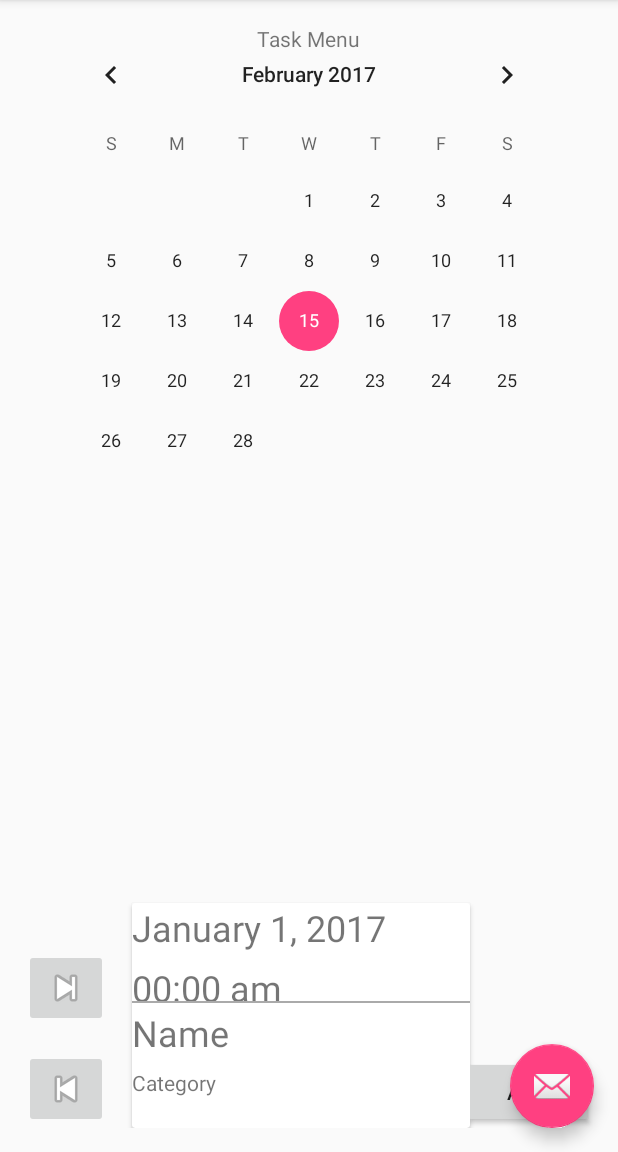
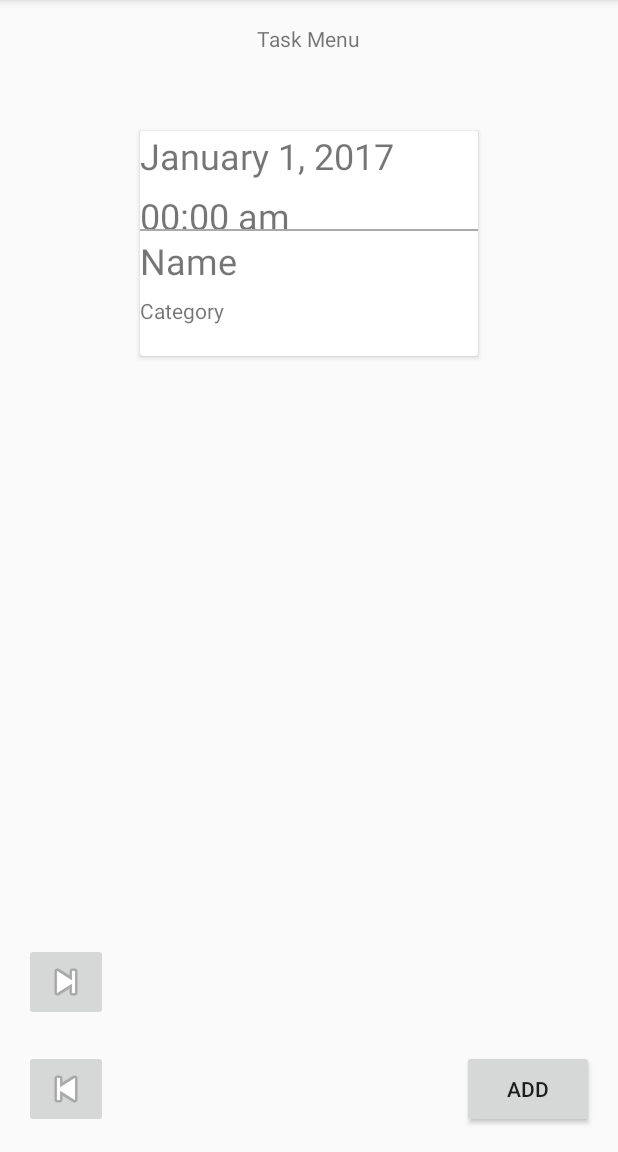
Before and after one commit to garryd635/CrushingItApp, an Android app: the screen it shows after launch (MainActivity), after a tap on "Task Menu", on a phone screen of 412 x 824 dp, the part 84-1236 px from its top. Run offline under Robolectric (Android 15) with nearby library versions, the phone set to English and light mode, and no system bars; 2 other taps on this screen came first.

Commit message:
Changed DBHandler, Task class and TaskFragment, add communicate interface for fragtofrag communication.  Added TaskManager.  TaskFormTest was for testing purposes.  Removed Pink Mail Icon and Calendar from task menu.

```diff
--- a/app/build.gradle
+++ b/app/build.gradle
@@ -27,4 +27,5 @@ dependencies {
     compile 'com.android.support:appcompat-v7:24.2.1'
     compile 'com.android.support:design:24.2.1'
     testCompile 'junit:junit:4.12'
+    compile 'com.android.support:cardview-v7:25.1.0'
 }
--- a/app/src/main/java/com/qucrush/android/crushingitapp/DBHandler.java
+++ b/app/src/main/java/com/qucrush/android/crushingitapp/DBHandler.java
@@ -69,9 +69,9 @@ public class DBHandler extends SQLiteOpenHelper{
         Cursor cur = db.rawQuery(selectQuery,null);
         if(cur.moveToFirst()){
             do{
-                Task task = new Task(cur.getString(0),
+                Task task = new Task(cur.getInt(0),
                         cur.getString(1),cur.getString(2),cur.getString(3),
-                        cur.getString(4));
+                        cur.getString(4),cur.getString(5));
                 taskList.add(task);
             } while (cur.moveToNext());
         }
--- a/app/src/main/java/com/qucrush/android/crushingitapp/MainActivity.java
+++ b/app/src/main/java/com/qucrush/android/crushingitapp/MainActivity.java
@@ -4,6 +4,7 @@ import android.app.FragmentManager;
 import android.os.Bundle;
 import android.support.design.widget.FloatingActionButton;
 import android.support.design.widget.Snackbar;
+import android.support.v4.app.FragmentActivity;
 import android.view.View;
 import android.support.design.widget.NavigationView;
 import android.support.v4.view.GravityCompat;
@@ -15,23 +16,27 @@ import android.view.Menu;
 import android.view.MenuItem;
 
 public class MainActivity extends AppCompatActivity
-        implements NavigationView.OnNavigationItemSelectedListener {
+        implements NavigationView.OnNavigationItemSelectedListener,communicate {
 
+    public static DBHandler db;
+    private TaskManager tm = new TaskManager();
     @Override
     protected void onCreate(Bundle savedInstanceState) {
         super.onCreate(savedInstanceState);
+        db = new DBHandler(this);
+        //tm = new TaskManager();
         setContentView(R.layout.activity_main);
         Toolbar toolbar = (Toolbar) findViewById(R.id.toolbar);
         setSupportActionBar(toolbar);
 
-        FloatingActionButton fab = (FloatingActionButton) findViewById(R.id.fab);
-        fab.setOnClickListener(new View.OnClickListener() {
-            @Override
-            public void onClick(View view) {
-                Snackbar.make(view, "Replace with your own action", Snackbar.LENGTH_LONG)
-                        .setAction("Action", null).show();
-            }
-        });
+//        FloatingActionButton fab = (FloatingActionButton) findViewById(R.id.fab);
+//        fab.setOnClickListener(new View.OnClickListener() {
+//            @Override
+//            public void onClick(View view) {
+//                Snackbar.make(view, "Replace with your own action", Snackbar.LENGTH_LONG)
+//                        .setAction("Action", null).show();
+//            }
+//        });
 
         DrawerLayout drawer = (DrawerLayout) findViewById(R.id.drawer_layout);
         ActionBarDrawerToggle toggle = new ActionBarDrawerToggle(
@@ -41,6 +46,18 @@ public class MainActivity extends AppCompatActivity
 
         NavigationView navigationView = (NavigationView) findViewById(R.id.nav_view);
         navigationView.setNavigationItemSelectedListener(this);
+    }
+
+    public void storeTask(){
+        FragmentManager fm = getFragmentManager();
+        TaskFormTest frag = (TaskFormTest) fm.findFragmentById(R.id.nav_task_menu);
+        frag.saveTask(tm);
+    }
+
+    public void startCreationForm(){
+        FragmentManager fragmentManager = getFragmentManager();
+        fragmentManager.beginTransaction().replace(R.id.content_frame,
+                new TaskFormTest()).commit();
     }
 
     @Override
--- a/app/src/main/java/com/qucrush/android/crushingitapp/TaskFragment.java
+++ b/app/src/main/java/com/qucrush/android/crushingitapp/TaskFragment.java
@@ -6,17 +6,40 @@ import android.support.annotation.Nullable;
 import android.view.LayoutInflater;
 import android.view.View;
 import android.view.ViewGroup;
+import android.widget.Button;
+import android.widget.TextView;
+
+import org.w3c.dom.Text;
+
+import java.util.ArrayList;
+import java.util.List;
 
 /**
  * Created by Garry on 2/8/2017.
  */
 
-public class TaskFragment extends Fragment{
+public class TaskFragment extends Fragment implements View.OnClickListener {
     View myView;
+//    TaskManager tm;
+//    List<Task> taskList = new ArrayList<Task>();
+//    TextView dateTextView, timeTextView, nameTextView, cateTextView;
+    Button add;
+    communicate cm;
     @Nullable
     @Override
     public View onCreateView(LayoutInflater inflater, ViewGroup container, Bundle savedInstanceState) {
         myView = inflater.inflate(R.layout.task_menu, container, false);
+//        dateTextView = (TextView) myView.findViewById(R.id.dateText);
+//        timeTextView = (TextView) myView.findViewById(R.id.timeText);
+//        nameTextView = (TextView) myView.findViewById(R.id.taskNameText);
+//        cateTextView = (TextView) myView.findViewById(R.id.taskCateText);
+        cm = (communicate) getActivity();
+        add = (Button) myView.findViewById(R.id.addButton);
+        add.setOnClickListener(this);
         return myView;
     }
+
+    public void onClick(View arg0){
+        cm.startCreationForm();
+    }
 }
--- /dev/null
+++ b/app/src/main/java/com/qucrush/android/crushingitapp/TaskManager.java
@@ -0,0 +1,46 @@
+package com.qucrush.android.crushingitapp;
+
+import android.widget.TextView;
+
+import java.util.ArrayList;
+import java.util.List;
+
+/**
+ * Created by Garry on 2/13/2017.
+ */
+
+public class TaskManager {
+
+    private List<Task> taskList;
+    private int counter;
+    private TextView dateText,timeText, nameText, cateText;
+    private Task tempTask;
+
+    public TaskManager(){
+        taskList = new ArrayList<Task>();
+        counter = 0;
+    }
+
+    public void createTask(String name, String desc, String date, String time, String category){
+        tempTask = new Task(0,name,desc,date,time,category);
+        MainActivity.db.addTask(tempTask);
+    }
+    public void retrieveTasks(){
+        //List<Task> taskList = new ArrayList<Task>();
+        if(MainActivity.db.getTaskCount() != 0){
+            taskList = MainActivity.db.getAllTasks();
+        }
+        else{
+            taskList = null;
+        }
+    }
+
+    public void changeCard(){
+        if(taskList != null){
+            if(counter <= MainActivity.db.getTaskCount()){
+
+            }
+        }
+    }
+
+}
--- /dev/null
+++ b/app/src/main/java/com/qucrush/android/crushingitapp/communicate.java
@@ -0,0 +1,10 @@
+package com.qucrush.android.crushingitapp;
+
+/**
+ * Created by Garry on 2/14/2017.
+ */
+
+public interface communicate {
+    public void storeTask();
+    public void startCreationForm();
+}
--- a/app/src/main/res/layout/app_bar_main.xml
+++ b/app/src/main/res/layout/app_bar_main.xml
@@ -23,12 +23,4 @@
 
     <include layout="@layout/content_main" />
 
-    <android.support.design.widget.FloatingActionButton
-        android:id="@+id/fab"
-        android:layout_width="wrap_content"
-        android:layout_height="wrap_content"
-        android:layout_gravity="bottom|end"
-        android:layout_margin="@dimen/fab_margin"
-        app:srcCompat="@android:drawable/ic_dialog_email" />
-
 </android.support.design.widget.CoordinatorLayout>
--- a/app/src/main/res/layout/task_menu.xml
+++ b/app/src/main/res/layout/task_menu.xml
@@ -12,13 +12,6 @@
         android:layout_alignParentTop="true"
         android:layout_centerHorizontal="true" />
 
-    <CalendarView
-        android:layout_width="wrap_content"
-        android:layout_height="wrap_content"
-        android:layout_alignParentTop="true"
-        android:layout_centerHorizontal="true"
-        android:layout_above="@+id/cardView2"></CalendarView>
-
     <Button
         android:text="Add"
         android:layout_width="wrap_content"
@@ -26,17 +19,35 @@
         android:id="@+id/addButton"
         android:layout_alignParentBottom="true"
         android:layout_alignParentRight="true"
-        android:layout_alignParentEnd="true" />
+        android:layout_alignParentEnd="true"
+        android:layout_alignTop="@+id/imageButton" />
+
+    <ImageButton
+        android:layout_width="wrap_content"
+        android:layout_height="wrap_content"
+        app:srcCompat="@android:drawable/ic_media_next"
+        android:id="@+id/nextButton"
+        android:layout_marginBottom="19dp"
+        android:layout_above="@+id/addButton"
+        android:layout_alignParentLeft="true"
+        android:layout_alignParentStart="true" />
+
+    <ImageButton
+        android:layout_width="wrap_content"
+        android:layout_height="wrap_content"
+        app:srcCompat="@android:drawable/ic_media_previous"
+        android:layout_alignParentBottom="true"
+        android:layout_toLeftOf="@+id/cardView"
+        android:layout_toStartOf="@+id/cardView"
+        android:id="@+id/imageButton" />
 
     <android.support.v7.widget.CardView
         android:layout_gravity="center"
         android:layout_width="225dp"
         android:layout_height="150dp"
-        android:layout_alignParentBottom="true"
-        android:layout_toRightOf="@+id/nextButton"
-        android:layout_toEndOf="@+id/nextButton"
-        android:layout_marginLeft="16dp"
-        android:layout_marginStart="16dp">
+        android:layout_marginTop="52dp"
+        android:layout_below="@+id/textTitle"
+        android:layout_centerHorizontal="true">
 
         <TextView
             android:text="00:00 am"
@@ -74,23 +85,4 @@
             android:id="@+id/dateText"
             android:textSize="24sp" />
     </android.support.v7.widget.CardView>
-
-    <ImageButton
-        android:layout_width="wrap_content"
-        android:layout_height="wrap_content"
-        app:srcCompat="@android:drawable/ic_media_next"
-        android:id="@+id/nextButton"
-        android:layout_marginBottom="19dp"
-        android:layout_above="@+id/addButton"
-        android:layout_alignParentLeft="true"
-        android:layout_alignParentStart="true" />
-
-    <ImageButton
-        android:layout_width="wrap_content"
-        android:layout_height="wrap_content"
-        app:srcCompat="@android:drawable/ic_media_previous"
-        android:layout_alignParentBottom="true"
-        android:layout_toLeftOf="@+id/cardView"
-        android:layout_toStartOf="@+id/cardView"
-        android:id="@+id/imageButton" />
 </RelativeLayout>
```
Also changed, not shown: app/src/main/java/com/qucrush/android/crushingitapp/Task.java (+9 -1 lines), app/src/main/java/com/qucrush/android/crushingitapp/TaskFormTest.java (added, +31 -0 lines), 1 other file.
